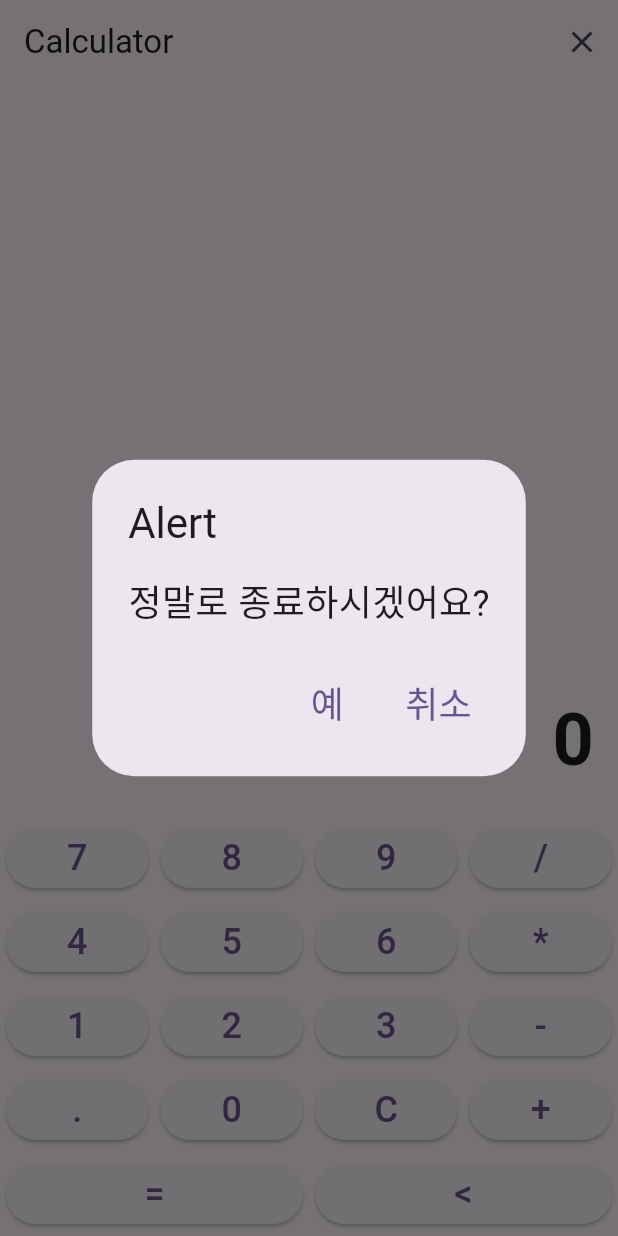
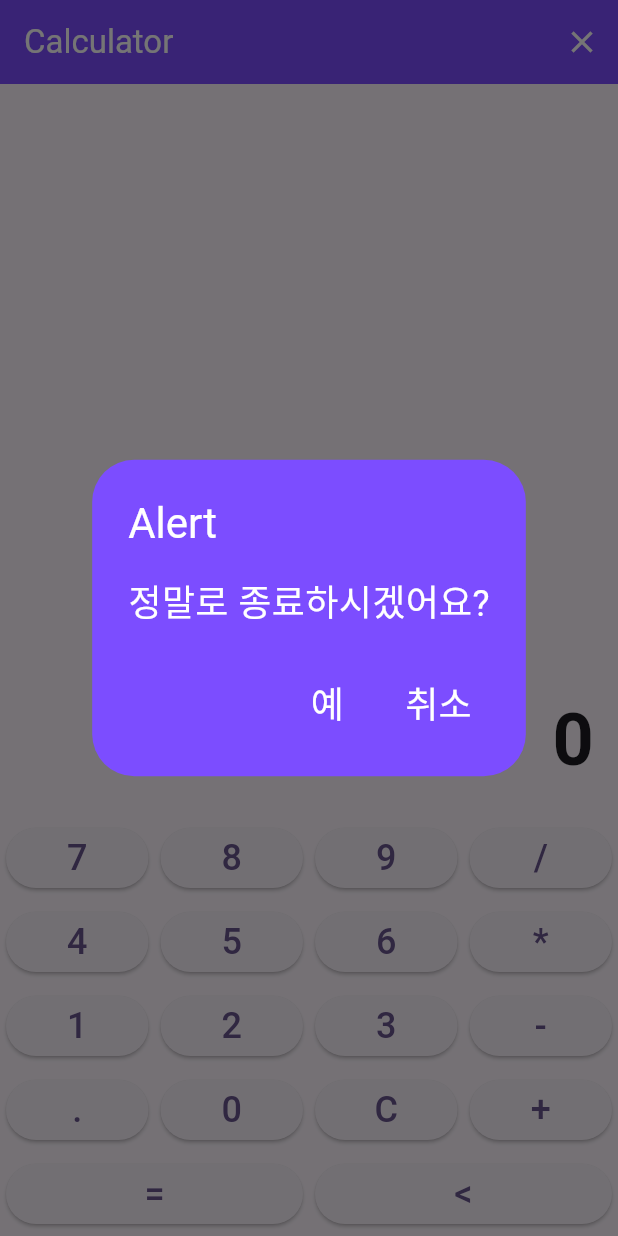
Before and after one commit to tyeebang/school_flutter_project, a Flutter app: the Calculator screen opened directly, after a tap on the "close" icon, on a phone screen of 412 x 824 dp. Run offline on Flutter 3.47's test engine with Material 3 defaults, Android fonts, the phone set to English and light mode, and no system bars.

Commit message:
last commit

```diff
--- a/lib/cal.dart
+++ b/lib/cal.dart
@@ -144,47 +144,47 @@ class CalculatorState extends State<Calculator> {
     );
   }
 
-  @override
   Future pop(BuildContext context) {
     return showDialog(context: context, builder: (context) => AlertDialog(
+      backgroundColor: Colors.deepPurpleAccent,
       actions: [
         TextButton(onPressed: () {
           Navigator.of(context).pop();
         }, child: Text('close', style: TextStyle(
-            fontSize: 24
+            fontSize: 24, color: Colors.white
         ),))
       ],
       title: Text('Alert', style: TextStyle(
-          fontSize: 28
+          fontSize: 28, color: Colors.white
       ),),
       content: Text('올바른 계산식이 아니거나, 아까의 결괏값 그대로에요!', style: TextStyle(
-          fontSize: 24
+          fontSize: 24, color: Colors.white
       ),),
     ));
   }
 
-  @override
   Future closePop(BuildContext context) {
     return showDialog(context: context, builder: (context) => AlertDialog(
+      backgroundColor: Colors.deepPurpleAccent,
       actions: [
         TextButton(onPressed: () {
           formula = '';
           result = '';
           exit(0);
         }, child: Text('예', style: TextStyle(
-            fontSize: 24
+            fontSize: 24, color: Colors.white
         ),)),
         TextButton(onPressed: () {
           Navigator.of(context).pop();
         }, child: Text('취소', style: TextStyle(
-            fontSize: 24
+            fontSize: 24, color: Colors.white
         ),)),
       ],
       title: Text('Alert', style: TextStyle(
-          fontSize: 28
+          fontSize: 28, color: Colors.white
       ),),
       content: Text('정말로 종료하시겠어요?', style: TextStyle(
-          fontSize: 24
+          fontSize: 24, color: Colors.white
       ),),
     ));
   }
@@ -193,13 +193,19 @@ class CalculatorState extends State<Calculator> {
   Widget build(BuildContext context) {
     return Scaffold(
       appBar: AppBar(
-        title: Text('Calculator'),
+        backgroundColor: Colors.deepPurpleAccent,
+        title: Text('Calculator', style: TextStyle(
+          color: Colors.white
+        ),),
         actions: [IconButton(
-          icon: Icon(Icons.close),
+          icon: Icon(Icons.close, color: Colors.white,),
           onPressed: () {
             closePop(context);
           },
-        ),]
+        ),],
+        iconTheme: IconThemeData(
+          color: Colors.white,
+        ),
       ),
       body: Column(
         children: [
--- a/lib/main_screen.dart
+++ b/lib/main_screen.dart
@@ -6,7 +6,7 @@ class MyHomePage extends StatelessWidget {
   @override
   Widget build(BuildContext context) {
     return Scaffold(
-      backgroundColor: Colors.white70,
+      backgroundColor: Colors.deepPurpleAccent,
       body: Center(
           child: Column(
         mainAxisAlignment: MainAxisAlignment.center,
@@ -32,7 +32,7 @@ class MyHomePage extends StatelessWidget {
               ),
               style: ButtonStyle(
                   backgroundColor:
-                      MaterialStateProperty.all<Color>(Colors.black12)),
+                      MaterialStateProperty.all<Color>(Colors.deepPurple)),
             ),
           )
         ],
```
